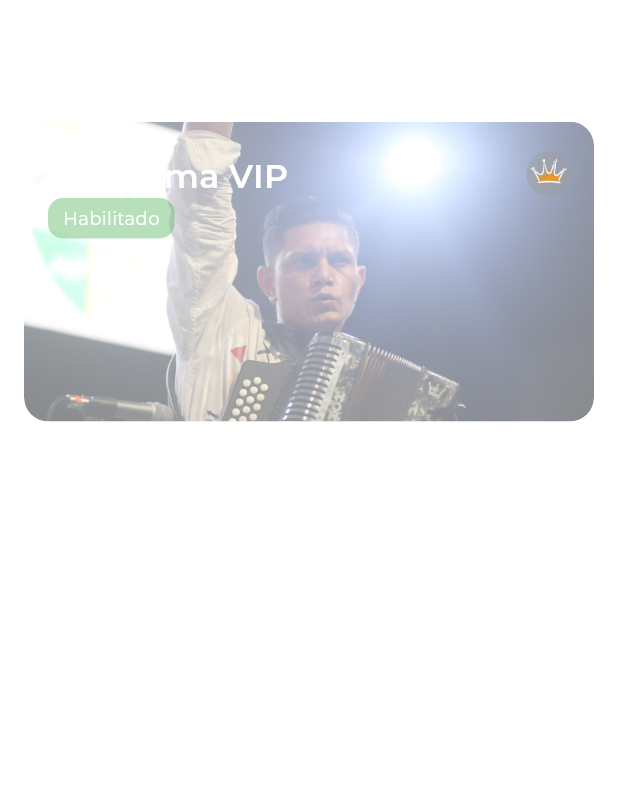
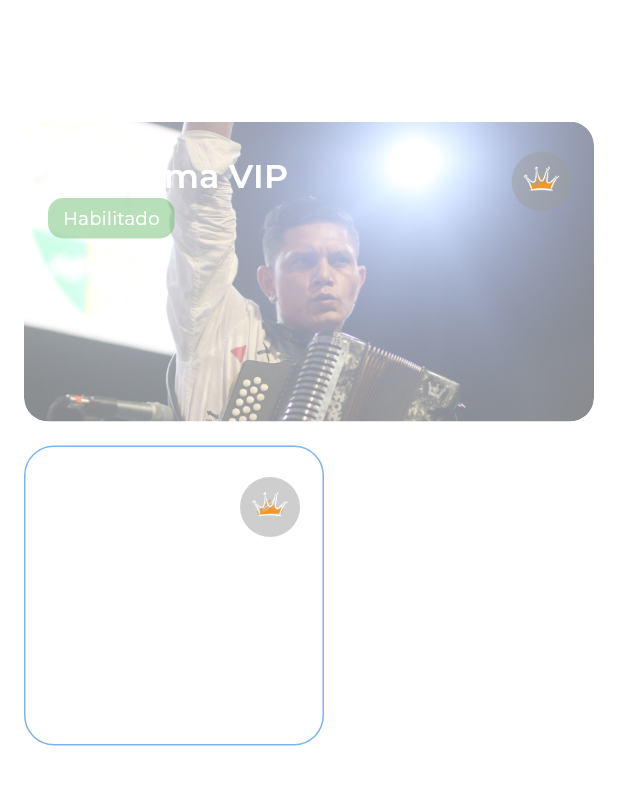
Before and after one commit to danper2213/comunidad-acordeoneros, a Flutter app: the screen it shows after launch, on a phone screen of 412 x 824 dp, the part 84-889 px from its top. Run offline on Flutter 3.47's test engine with Material 3 defaults, Android fonts, the phone set to English and light mode, and no system bars; our stand-ins replace google_fonts, video_player.

Commit message:
Card to things to do in the app

```diff
--- a/lib/pages/home.dart
+++ b/lib/pages/home.dart
@@ -1,4 +1,5 @@
 import 'package:comunidad_acordeoneros/theme/theme_app.dart';
+import 'package:comunidad_acordeoneros/widgets/card_todo.dart';
 import 'package:comunidad_acordeoneros/widgets/program_card.dart';
 import 'package:flutter/material.dart';
 
@@ -33,6 +34,8 @@ class HomePage extends StatelessWidget {
                 level: 'Nivel 1',
                 image: 'assets/images/fer-festival.jpg',
               ),
+              const SizedBox(height: 16),
+              const CardTodo(),
             ],
           ),
         ),
--- /dev/null
+++ b/lib/widgets/card_todo.dart
@@ -0,0 +1,68 @@
+import 'package:comunidad_acordeoneros/theme/theme_app.dart';
+import 'package:flutter/material.dart';
+
+class CardTodo extends StatelessWidget {
+  const CardTodo({super.key});
+
+  @override
+  Widget build(BuildContext context) {
+    return Container(
+      width: 200,
+      height: 200,
+      decoration: BoxDecoration(
+        color: Colors.transparent,
+        border: Border.all(color: AppTheme.accentBlue),
+        borderRadius: BorderRadius.circular(20),
+      ),
+      child: Stack(
+        children: [
+          Positioned(
+            top: 20,
+            right: 0,
+            child: Container(
+              padding: EdgeInsets.zero,
+              margin: EdgeInsets.zero,
+              decoration: BoxDecoration(
+                color: Colors.grey.withOpacity(0.5),
+                shape: BoxShape.circle,
+              ),
+              child: Padding(
+                padding: const EdgeInsets.all(5),
+                child: Image.asset(
+                  'assets/images/corona.png',
+                  width: 60,
+                  height: 30,
+                  fit: BoxFit.cover,
+                ),
+              ),
+            ),
+          ),
+          const Positioned(
+            bottom: 50,
+            right: 10,
+            child: Icon(
+              Icons.arrow_right_alt_rounded,
+              color: AppTheme.white,
+              size: 50,
+            ),
+          ),
+          Positioned(
+              left: 20,
+              bottom: 30,
+              child: Column(
+                crossAxisAlignment: CrossAxisAlignment.start,
+                children: [
+                  const Icon(Icons.calendar_month_rounded,
+                      color: AppTheme.white, size: 50),
+                  const SizedBox(height: 30),
+                  Text('Agendar',
+                      style: AppTheme.lightTheme.textTheme.titleMedium),
+                  Text('Clase',
+                      style: AppTheme.lightTheme.textTheme.headlineMedium),
+                ],
+              ))
+        ],
+      ),
+    );
+  }
+}
--- a/lib/widgets/program_card.dart
+++ b/lib/widgets/program_card.dart
@@ -60,11 +60,14 @@ class ProgramCard extends StatelessWidget {
                     color: Colors.grey.withOpacity(0.5),
                     shape: BoxShape.circle,
                   ),
-                  child: Image.asset(
-                    'assets/images/corona.png',
-                    width: 60,
-                    height: 30,
-                    fit: BoxFit.cover,
+                  child: Padding(
+                    padding: const EdgeInsets.all(5),
+                    child: Image.asset(
+                      'assets/images/corona.png',
+                      width: 60,
+                      height: 30,
+                      fit: BoxFit.cover,
+                    ),
                   ),
                 ),
               ),
```
